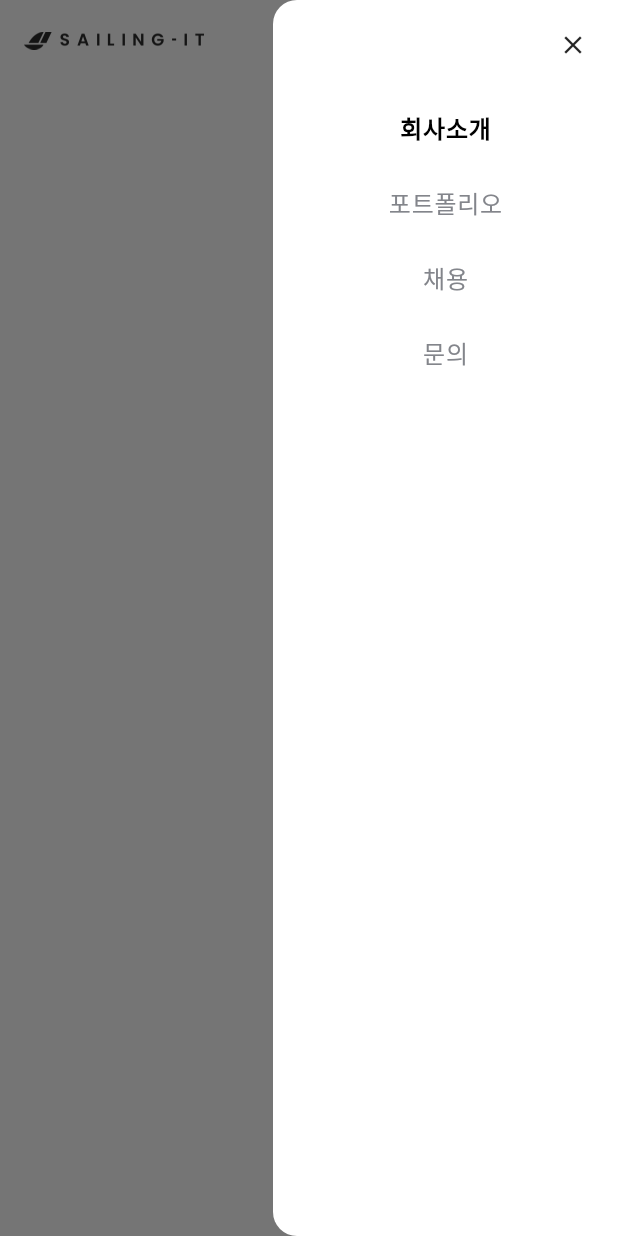
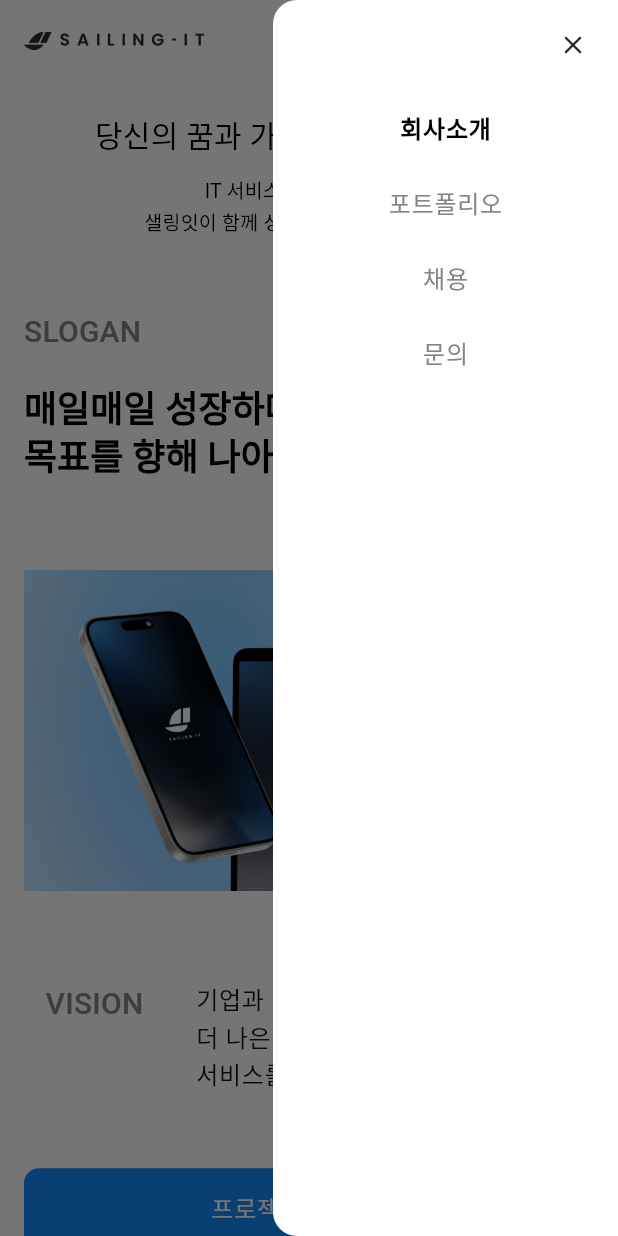
Before and after one commit to jinhan38/flutter_responsive_web, a Flutter app: the screen it shows after launch, with the side drawer open, on a phone screen of 412 x 824 dp. Run offline on Flutter 3.47's test engine with Material 3 defaults, Android fonts, the light colour scheme and no system bars; our stand-ins replace beamer; Roboto replaces fonts that are missing (pretendard).

Commit message:
company_slogan.dart 작업

```diff
--- a/lib/screen/company/company_screen.dart
+++ b/lib/screen/company/company_screen.dart
@@ -1,4 +1,8 @@
 import 'package:flutter/material.dart';
+import 'package:flutter_responsive_web/screen/company/widgets/company_slogan.dart';
+import 'package:flutter_responsive_web/util/screen_padding.dart';
+import 'package:flutter_responsive_web/widgets/common_scaffold.dart';
+import 'package:flutter_responsive_web/widgets/header.dart';
 import 'package:flutter_responsive_web/widgets/menu/menu.dart';
 import 'package:flutter_responsive_web/widgets/page_drawer.dart';
 import 'package:flutter_responsive_web/widgets/screen_layout_builder.dart';
@@ -15,13 +19,23 @@ class _CompanyScreenState extends State<CompanyScreen> {
   Widget build(BuildContext context) {
     return ScreenLayoutBuilder(
       myBuilder: (screenModel, web, tablet, mobile) {
-        return Scaffold(
-          endDrawer: PageDrawer(currentIndex: 0, tablet: tablet),
-          body: Column(
-            children: [
-              Menu(currentIndex: 0, screenModel: screenModel),
-            ],
-          ),
+        final screenWidth = MediaQuery
+            .of(context)
+            .size
+            .width;
+        return CommonScaffold(
+          currentIndex: 0,
+          screenModel: screenModel,
+          horizontalPadding: ScreenPadding.get(web, screenWidth),
+          children: [
+            Header(title: "당신의 꿈과 가치가 현실이 되는 곳",
+                subTitle: "IT 서비스가 처음이더라도\n샐링잇이 함께 성장하도록 이끌겠습니다.",
+                backgroundImage: "",
+                titleColor: Colors.black,
+                subTitleColor: Colors.black,
+                screenModel: screenModel),
+            CompanySlogan(web: web),
+          ],
         );
       },
     );
--- /dev/null
+++ b/lib/screen/company/widgets/company_slogan.dart
@@ -0,0 +1,105 @@
+import 'package:flutter/cupertino.dart';
+import 'package:flutter/material.dart';
+import 'package:flutter_responsive_web/route_page.dart';
+import 'package:flutter_responsive_web/util/asset_path.dart';
+import 'package:flutter_responsive_web/util/menu_util.dart';
+import 'package:flutter_responsive_web/util/my_color.dart';
+import 'package:flutter_responsive_web/util/text_util.dart';
+import 'package:flutter_responsive_web/widgets/custom_text_button.dart';
+
+class CompanySlogan extends StatelessWidget {
+  const CompanySlogan({required this.web, super.key});
+
+  final bool web;
+
+  @override
+  Widget build(BuildContext context) {
+    return Column(
+      children: [
+        Align(
+          alignment: Alignment.centerLeft,
+          child: Text(
+            "SLOGAN",
+            style: TextUtil.get20(context, MyColor.gray40),
+          ),
+        ),
+        const SizedBox(height: 20),
+        Row(
+          children: [
+            Text(
+              "매일매일 성장하며\n목표를 향해 나아갑니다",
+              style: web
+                  ? TextUtil.get32(context, Colors.black)
+                  : TextUtil.get24(context, Colors.black),
+            ),
+            if (web) ...[
+              const Spacer(),
+              CustomTextButton(
+                label: "프로젝트 상담 문의",
+                textStyle: TextUtil.get18(context, Colors.white),
+                size: const Size(300, 60),
+                backgroundColor: MyColor.blue30,
+                onPressed: () {
+                  MenuUtil.changeIndex(context, 3);
+                },
+              ),
+            ],
+          ],
+        ),
+        const SizedBox(height: 60),
+        Image.asset(
+          AssetPath.companyDevice,
+          width: double.infinity,
+          fit: BoxFit.fitWidth,
+        ),
+        const SizedBox(height: 60),
+        Row(
+          mainAxisAlignment: MainAxisAlignment.end,
+          crossAxisAlignment: CrossAxisAlignment.start,
+          children: [
+            Text(
+              "VISION",
+              style: TextUtil.get20(
+                context,
+                MyColor.gray40,
+              ),
+            ),
+            const SizedBox(width: 35),
+            if (web) ...[
+              Text(
+                "샐링잇은 기업과 사회가 당면한 문제를 해결하고,"
+                "\n더 나은 미래를 제공할 수 있는 서비스를 개발합니다.",
+                style: TextUtil.get24(
+                  context,
+                  MyColor.gray90,
+                ),
+              ),
+            ] else ...[
+              Text(
+                "기업과 사회가 당면한 문제를 해결하고,"
+                "\n더 나은 미래를 제공할 수 있는"
+                "\n서비스를 개발합니다.",
+                style: TextUtil.get16(
+                  context,
+                  MyColor.gray90,
+                ),
+              ),
+            ],
+          ],
+        ),
+        const SizedBox(height: 50),
+        if(!web)...[
+          CustomTextButton(
+            label: "프로젝트 상담 문의",
+            textStyle: TextUtil.get16(context, Colors.white),
+            size: const Size(double.infinity, 54),
+            backgroundColor: MyColor.blue30,
+            onPressed: () {
+              MenuUtil.changeIndex(context, 3);
+            },
+          ),
+        ],
+      ],
+    );
+  }
+}
--- a/lib/util/asset_path.dart
+++ b/lib/util/asset_path.dart
@@ -11,4 +11,5 @@ class AssetPath {
   static const office_2 = "assets/office_2.jpg";
   static const detail1 = "assets/detail_1.jpg";
   static const detail2 = "assets/detail_2.jpg";
+  static const companyDevice = "assets/company_device.png";
 }
```
Also changed, not shown: assets/company_device.png (added).
